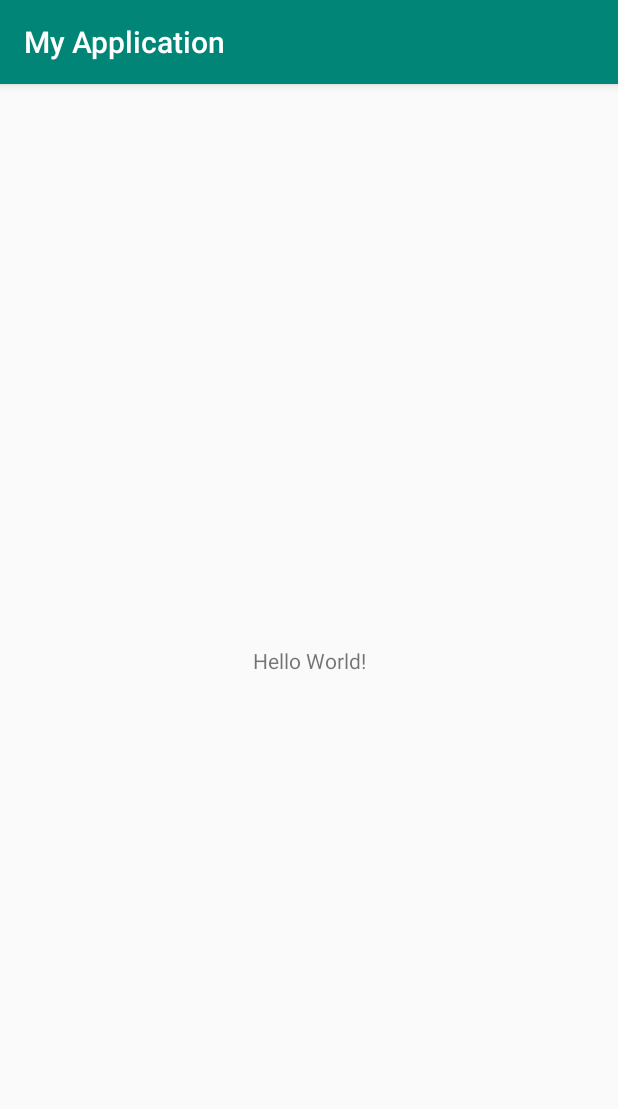
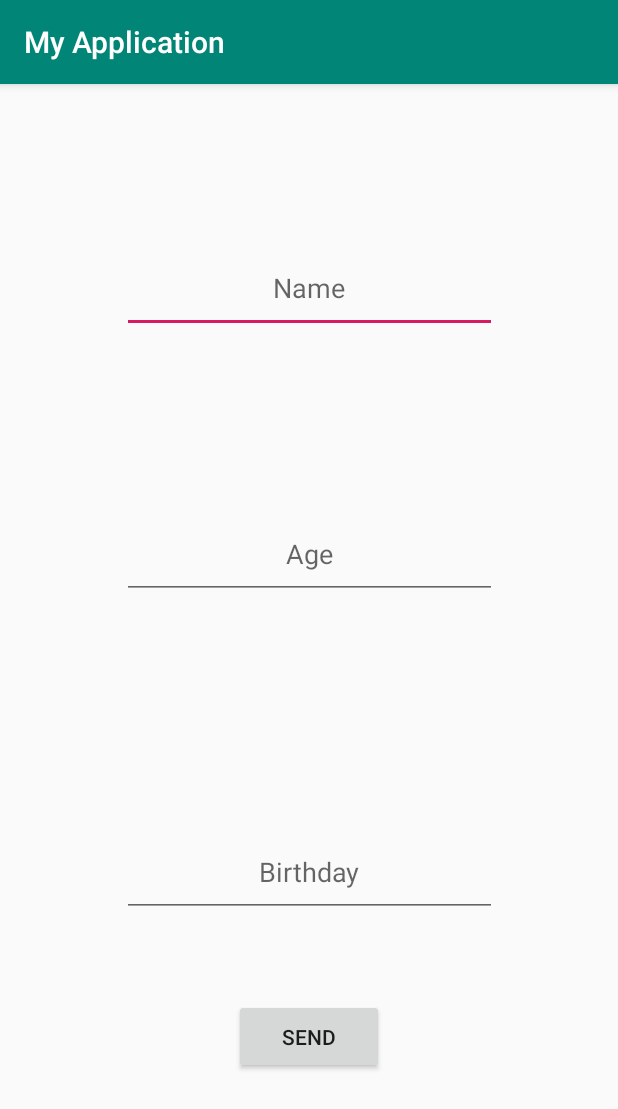
Before and after one commit to SanggeunParrk/app_2020_02_24, an Android app: the screen it shows after launch (MainActivity), on a phone screen of 412 x 824 dp. Shown: the top 1109 px of the screen. Run offline under Robolectric (Android 15) with nearby library versions, the phone set to English and light mode, and no system bars; 1 statement that could not run was skipped.

```diff
--- /dev/null
+++ b/app/src/main/java/com/example/myapplication/DatePickerFragment.java
@@ -0,0 +1,33 @@
+package com.example.myapplication;
+
+import android.annotation.SuppressLint;
+import android.app.DatePickerDialog;
+import android.app.Dialog;
+import android.os.Bundle;
+
+import androidx.fragment.app.DialogFragment;
+
+public class DatePickerFragment extends DialogFragment {
+    DatePickerDialog.OnDateSetListener ondateSet;
+    private int year, month, day;
+
+    public DatePickerFragment() {}
+
+    public void setCallBack(DatePickerDialog.OnDateSetListener ondate) {
+        ondateSet = ondate;
+    }
+
+    @SuppressLint("NewApi")
+    @Override
+    public void setArguments(Bundle args) {
+        super.setArguments(args);
+        year = args.getInt("year");
+        month = args.getInt("month");
+        day = args.getInt("day");
+    }
+
+    @Override
+    public Dialog onCreateDialog(Bundle savedInstanceState) {
+        return new DatePickerDialog(getActivity(), ondateSet, year, month, day);
+    }
+}
--- a/app/src/main/java/com/example/myapplication/Fragment1.java
+++ b/app/src/main/java/com/example/myapplication/Fragment1.java
@@ -1,6 +1,108 @@
 package com.example.myapplication;
 
+import android.app.DatePickerDialog;
+import android.content.Context;
+import android.content.Intent;
+import android.graphics.Color;
+import android.graphics.drawable.Drawable;
+import android.os.Bundle;
+import android.view.LayoutInflater;
+import android.view.View;
+import android.view.ViewGroup;
+import android.widget.Button;
+import android.widget.DatePicker;
+import android.widget.EditText;
+import android.widget.ImageView;
+import android.widget.Toast;
+
+import androidx.annotation.NonNull;
+import androidx.annotation.Nullable;
 import androidx.fragment.app.Fragment;
 
+import java.util.Calendar;
+
 public class Fragment1 extends Fragment {
+    private EditText et_name, et_age, et_birthday;
+    private Button btn_send;
+    private DatePickerDialog.OnDateSetListener listener;
+    public interface OnDataPass {
+        public void onDataPass(String info);
+    }
+
+    OnDataPass dataPasser;
+
+    @Override
+    public void onAttach(Context context) {
+        super.onAttach(context);
+        dataPasser = (OnDataPass) context;
+    }
+    public void passData(String data) {
+        dataPasser.onDataPass(data);
+    }
+
+
+    @Nullable
+    @Override
+    public View onCreateView(@NonNull LayoutInflater inflater, @Nullable ViewGroup container, @Nullable Bundle savedInstanceState) {
+        ViewGroup rootView = (ViewGroup) inflater.inflate(R.layout.fragment1,container,false);
+
+        et_birthday = rootView.findViewById(R.id.et_birthday);
+        et_name = rootView.findViewById(R.id.et_name);
+        et_age = rootView.findViewById(R.id.et_age);
+        btn_send = rootView.findViewById(R.id.btn_send);
+        final String name = et_name.getText().toString();
+        String age = et_age.getText().toString();
+        String birthday = et_birthday.getText().toString();
+        final String Info = (String) name + age + birthday;
+
+        btn_send.setOnClickListener(new View.OnClickListener() {
+            @Override
+            public void onClick(View v) {
+                passData("abc");
+                et_age.setText(null);
+                et_birthday.setText(null);
+                et_name.setText(name);
+            }
+        });
+
+        return rootView;
+    }
+    public void onViewCreated(View view, Bundle savedInstanceState) {
+        super.onViewCreated(view, savedInstanceState);
+        et_birthday.setOnClickListener(new View.OnClickListener() {
+            @Override
+            public void onClick(View v) {
+                // TODO Auto-generated method stub
+                showDatePicker();
+            }
+        });
+    }
+
+    private void showDatePicker() {
+        DatePickerFragment date = new DatePickerFragment();
+        /**
+         * Set Up Current Date Into dialog
+         */
+        Calendar calender = Calendar.getInstance();
+        Bundle args = new Bundle();
+        args.putInt("year", calender.get(Calendar.YEAR));
+        args.putInt("month", calender.get(Calendar.MONTH));
+        args.putInt("day", calender.get(Calendar.DAY_OF_MONTH));
+        date.setArguments(args);
+        /**
+         * Set Call back to capture selected date
+         */
+        date.setCallBack(ondate);
+        date.show(getFragmentManager(), "Date Picker");
+    }
+
+    DatePickerDialog.OnDateSetListener ondate = new DatePickerDialog.OnDateSetListener() {
+
+        public void onDateSet(DatePicker view, int year, int monthOfYear,
+                              int dayOfMonth) {
+
+            et_birthday.setText(String.valueOf(dayOfMonth) + "-" + String.valueOf(monthOfYear+1)
+                    + "-" + String.valueOf(year));
+        }
+    };
 }
--- a/app/src/main/java/com/example/myapplication/MainActivity.java
+++ b/app/src/main/java/com/example/myapplication/MainActivity.java
@@ -1,14 +1,29 @@
 package com.example.myapplication;
 
 import androidx.appcompat.app.AppCompatActivity;
+import androidx.fragment.app.Fragment;
 
+import android.app.DatePickerDialog;
 import android.os.Bundle;
+import android.view.View;
+import android.widget.FrameLayout;
+import android.widget.Toast;
 
-public class MainActivity extends AppCompatActivity {
-
+public class MainActivity extends AppCompatActivity
+implements Fragment1.OnDataPass{
+    private DatePickerDialog.OnDateSetListener callbackMethod;
+    String mInfo;
     @Override
     protected void onCreate(Bundle savedInstanceState) {
         super.onCreate(savedInstanceState);
         setContentView(R.layout.activity_main);
+        Fragment1 fragment1 = new Fragment1();
+        getSupportFragmentManager().beginTransaction().add(R.id.container, fragment1).commit();
+        Toast.makeText(getApplicationContext(),mInfo,Toast.LENGTH_LONG).show();
+
     }
+    public void onDataPass(String info){
+        mInfo = info;
+    }
+
 }
--- a/app/src/main/res/layout/activity_main.xml
+++ b/app/src/main/res/layout/activity_main.xml
@@ -6,13 +6,16 @@
     android:layout_height="match_parent"
     tools:context=".MainActivity">
 
-    <TextView
-        android:layout_width="wrap_content"
-        android:layout_height="wrap_content"
-        android:text="Hello World!"
+    <FrameLayout
+        android:id="@+id/container"
+        android:layout_width="match_parent"
+        android:layout_height="match_parent"
+        app:layout_constraintTop_toTopOf="parent"
         app:layout_constraintBottom_toBottomOf="parent"
         app:layout_constraintLeft_toLeftOf="parent"
         app:layout_constraintRight_toRightOf="parent"
-        app:layout_constraintTop_toTopOf="parent" />
+        />
+
+
 
 </androidx.constraintlayout.widget.ConstraintLayout>
--- a/app/src/main/res/layout/fragment1.xml
+++ b/app/src/main/res/layout/fragment1.xml
@@ -1,6 +1,66 @@
 <?xml version="1.0" encoding="utf-8"?>
-<LinearLayout xmlns:android="http://schemas.android.com/apk/res/android"
-    android:orientation="vertical" android:layout_width="match_parent"
+<androidx.constraintlayout.widget.ConstraintLayout xmlns:android="http://schemas.android.com/apk/res/android"
+    xmlns:app="http://schemas.android.com/apk/res-auto"
+    android:orientation="vertical"
+    android:layout_width="match_parent"
     android:layout_height="match_parent">
+    <EditText
+        android:id="@+id/et_name"
+        android:layout_width="250dp"
+        android:layout_height="60dp"
+        android:hint="Name"
+        android:textAlignment="center"
+        android:inputType="text"
 
-</LinearLayout>
+        app:layout_constraintVertical_bias="0.15"
+        app:layout_constraintLeft_toLeftOf="parent"
+        app:layout_constraintRight_toRightOf="parent"
+        app:layout_constraintTop_toTopOf="parent"
+        app:layout_constraintBottom_toBottomOf="parent"
+        />
+    <EditText
+        android:id="@+id/et_age"
+        android:layout_width="250dp"
+        android:layout_height="60dp"
+        android:hint="Age"
+        android:textAlignment="center"
+        android:inputType="number"
+
+        app:layout_constraintVertical_bias="0.40"
+        app:layout_constraintLeft_toLeftOf="parent"
+        app:layout_constraintRight_toRightOf="parent"
+        app:layout_constraintTop_toTopOf="parent"
+        app:layout_constraintBottom_toBottomOf="parent"/>
+    <EditText
+        android:id="@+id/et_birthday"
+        android:layout_width="250dp"
+        android:layout_height="60dp"
+        android:onClick="OnClickHandler"
+        android:hint="Birthday"
+        android:textAlignment="center"
+        android:inputType="none"
+
+        app:layout_constraintVertical_bias="0.70"
+        app:layout_constraintLeft_toLeftOf="parent"
+        app:layout_constraintRight_toRightOf="parent"
+        app:layout_constraintTop_toTopOf="parent"
+        app:layout_constraintBottom_toBottomOf="parent"/>
+    <Button
+        android:id="@+id/btn_send"
+        android:layout_width="100dp"
+        android:layout_height="50dp"
+        android:text="Send"
+
+        app:layout_constraintVertical_bias="0.85"
+        app:layout_constraintLeft_toLeftOf="parent"
+        app:layout_constraintRight_toRightOf="parent"
+        app:layout_constraintTop_toTopOf="parent"
+        app:layout_constraintBottom_toBottomOf="parent">
+
+    </Button>
+
+
+
+
+
+</androidx.constraintlayout.widget.ConstraintLayout>
--- a/app/src/main/res/values/colors.xml
+++ b/app/src/main/res/values/colors.xml
@@ -3,4 +3,6 @@
     <color name="colorPrimary">#008577</color>
     <color name="colorPrimaryDark">#00574B</color>
     <color name="colorAccent">#D81B60</color>
+    <color name="colorYellow">#ffff00</color>
+    <color name="colorRed">#ff0000</color>
 </resources>
```
